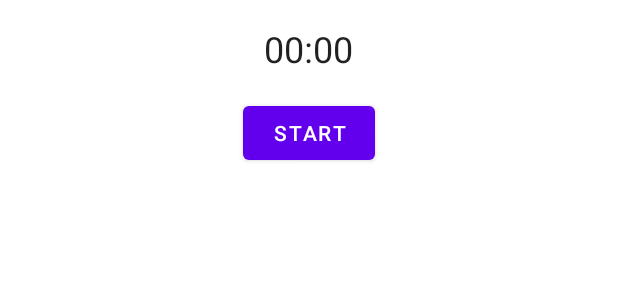
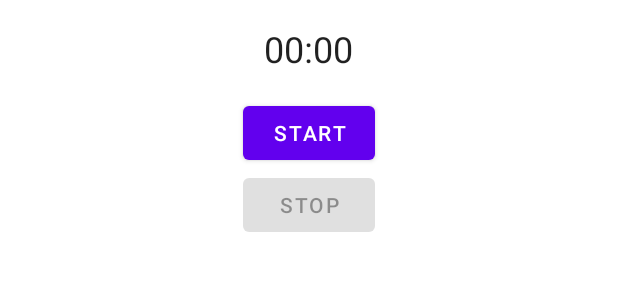
Before and after one commit to jeka1989j/Chronometer, an Android app: the layout activity_main.xml on its own in the app's theme, with its tools: preview values and no code run, on a phone screen of 412 x 824 dp. Shown: the top 300 px of the screen. Run offline under Robolectric (Android 15) with nearby library versions, the phone set to English and light mode, and no system bars.

Commit message:
update our chronometer added startTimer(), stopTimer()

```diff
--- a/app/src/main/res/layout/activity_main.xml
+++ b/app/src/main/res/layout/activity_main.xml
@@ -19,10 +19,18 @@
     </Chronometer>
 
     <Button
-        android:id="@+id/start"
+        android:id="@+id/startBtn"
         android:layout_width="wrap_content"
         android:layout_height="wrap_content"
         android:text="@string/start"
         android:layout_gravity="center"/>
 
+    <Button
+        android:id="@+id/stopBtn"
+        android:layout_width="wrap_content"
+        android:layout_height="wrap_content"
+        android:text="@string/stop"
+        android:enabled="false"
+        android:layout_gravity="center"/>
+
 </LinearLayout>
--- a/app/src/main/res/values/strings.xml
+++ b/app/src/main/res/values/strings.xml
@@ -2,4 +2,5 @@
     <string name="app_name">Chronometer</string>
     <string name="chronometer_text">%d seconds passed since timer start</string>
     <string name="start">Start</string>
+    <string name="stop">Stop</string>
 </resources>
```
Also changed, not shown: app/src/main/java/com/example/chronometer/MainActivity.kt (+24 -9 lines).
